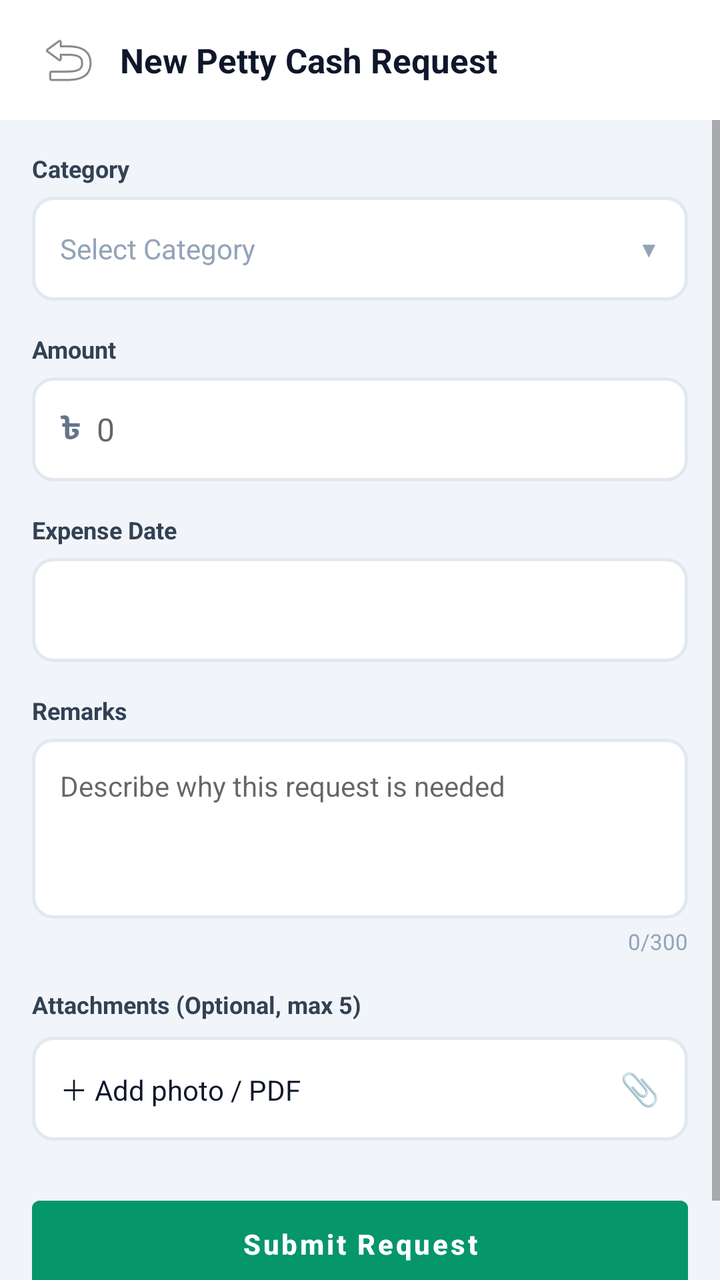
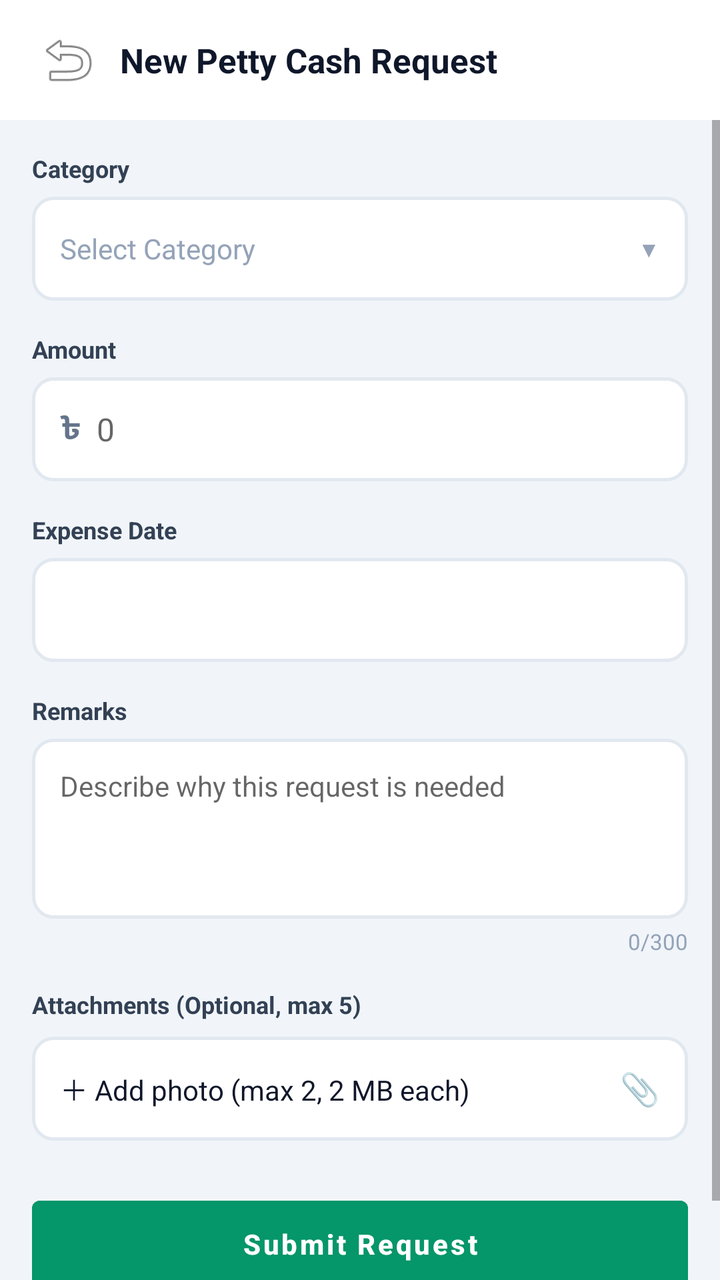

Two renders of the same Android screen: before a commit and after it. Below are the layout's source before the change and the commit's diff.
<!-- AndroidManifest.xml: application theme Theme.DataBridge -->
<!-- res/layout/fragment_petty_cash_request_create.xml -->
<?xml version="1.0" encoding="utf-8"?>
<FrameLayout
    xmlns:android="http://schemas.android.com/apk/res/android"
    xmlns:app="http://schemas.android.com/apk/res-auto"
    android:layout_width="match_parent"
    android:layout_height="match_parent"
    android:background="#F1F5F9">

    <LinearLayout
        android:layout_width="match_parent"
        android:layout_height="match_parent"
        android:orientation="vertical">

        
        <LinearLayout
            android:layout_width="match_parent"
            android:layout_height="wrap_content"
            android:orientation="horizontal"
            android:gravity="center_vertical"
            android:paddingHorizontal="16dp"
            android:paddingVertical="12dp"
            android:background="#FFFFFF">

            <ImageButton
                android:id="@+id/btnPcRequestCreateBack"
                android:layout_width="36dp"
                android:layout_height="36dp"
                android:src="@android:drawable/ic_menu_revert"
                android:background="?attr/selectableItemBackgroundBorderless"
                android:contentDescription="Back" />

            <TextView
                android:id="@+id/tvPcRequestCreateTitle"
                android:layout_width="0dp"
                android:layout_weight="1"
                android:layout_height="wrap_content"
                android:text="New Petty Cash Request"
                android:textSize="17sp"
                android:textStyle="bold"
                android:textColor="#0F172A"
                android:layout_marginStart="8dp" />
        </LinearLayout>

        <ScrollView
            android:layout_width="match_parent"
            android:layout_height="0dp"
            android:layout_weight="1"
            android:fillViewport="true"
            android:clipToPadding="false"
            android:paddingBottom="16dp">

            <LinearLayout
                android:layout_width="match_parent"
                android:layout_height="wrap_content"
                android:orientation="vertical"
                android:padding="16dp">

                
                <TextView
                    android:layout_width="wrap_content"
                    android:layout_height="wrap_content"
                    android:text="Category"
                    android:textSize="12sp"
                    android:textStyle="bold"
                    android:textColor="#334155" />

                <LinearLayout
                    android:id="@+id/layoutPcRequestCategory"
                    android:layout_width="match_parent"
                    android:layout_height="52dp"
                    android:orientation="horizontal"
                    android:gravity="center_vertical"
                    android:layout_marginTop="6dp"
                    android:background="@drawable/bg_pc_input"
                    android:paddingHorizontal="14dp"
                    android:clickable="true"
                    android:focusable="true">

                    <TextView
                        android:id="@+id/tvPcRequestCategorySelected"
                        android:layout_width="0dp"
                        android:layout_weight="1"
                        android:layout_height="wrap_content"
                        android:text="Select Category"
                        android:textSize="14sp"
                        android:textColor="#94A3B8" />

                    <TextView
                        android:layout_width="wrap_content"
                        android:layout_height="wrap_content"
                        android:text="\u25BC"
                        android:textSize="11sp"
                        android:textColor="#94A3B8" />
                </LinearLayout>

                
                <LinearLayout
                    android:id="@+id/groupPcRequestConsignment"
                    android:layout_width="match_parent"
                    android:layout_height="wrap_content"
                    android:orientation="vertical"
                    android:visibility="gone">

                    <TextView
                        android:layout_width="wrap_content"
                        android:layout_height="wrap_content"
                        android:text="Consignment ID"
                        android:textSize="12sp"
                        android:textStyle="bold"
                        android:textColor="#334155"
                        android:layout_marginTop="16dp" />

                    <LinearLayout
                        android:layout_width="match_parent"
                        android:layout_height="wrap_content"
                        android:orientation="horizontal"
                        android:layout_marginTop="6dp">

                        <EditText
                            android:id="@+id/etPcRequestConsignmentId"
                            android:layout_width="0dp"
                            android:layout_height="52dp"
                            android:layout_weight="1"
                            android:background="@drawable/bg_pc_input"
                            android:hint="Type or scan consignment ID"
                            android:textSize="14sp"
                            android:textColor="#0F172A"
                            android:paddingHorizontal="14dp"
                            android:maxLines="1"
                            android:inputType="text" />

                        <TextView
                            android:id="@+id/btnPcRequestScanConsignment"
                            android:layout_width="52dp"
                            android:layout_height="52dp"
                            android:layout_marginStart="8dp"
                            android:background="@drawable/bg_pc_input"
                            android:gravity="center"
                            android:text="📷"
                            android:textSize="18sp" />
                    </LinearLayout>

                    
                    <LinearLayout
                        android:id="@+id/layoutPcRequestConsignmentPreview"
                        android:layout_width="match_parent"
                        android:layout_height="wrap_content"
                        android:orientation="vertical"
                        android:background="@drawable/bg_card_rounded"
                        android:padding="10dp"
                        android:layout_marginTop="8dp"
                        android:visibility="gone">

                        <TextView
                            android:id="@+id/tvPcRequestConsignmentPreview"
                            android:layout_width="match_parent"
                            android:layout_height="wrap_content"
                            android:textSize="12.5sp"
                            android:textColor="#0F172A" />
                    </LinearLayout>
                </LinearLayout>

                
                <LinearLayout
                    android:id="@+id/groupPcRequestStore"
                    android:layout_width="match_parent"
                    android:layout_height="wrap_content"
                    android:orientation="vertical"
                    android:visibility="gone">

                    <TextView
                        android:layout_width="wrap_content"
                        android:layout_height="wrap_content"
                        android:text="Store"
                        android:textSize="12sp"
                        android:textStyle="bold"
                        android:textColor="#334155"
                        android:layout_marginTop="16dp" />

                    <LinearLayout
                        android:id="@+id/layoutPcRequestStore"
                        android:layout_width="match_parent"
                        android:layout_height="52dp"
                        android:orientation="horizontal"
                        android:gravity="center_vertical"
                        android:layout_marginTop="6dp"
                        android:background="@drawable/bg_pc_input"
                        android:paddingHorizontal="14dp"
                        android:clickable="true"
                        android:focusable="true">

                        <TextView
                            android:id="@+id/tvPcRequestStoreSelected"
                            android:layout_width="0dp"
                            android:layout_weight="1"
                            android:layout_height="wrap_content"
                            android:text="Select Store"
                            android:textSize="14sp"
                            android:textColor="#94A3B8" />

                        <TextView
                            android:layout_width="wrap_content"
                            android:layout_height="wrap_content"
                            android:text="\u25BC"
                            android:textSize="11sp"
                            android:textColor="#94A3B8" />
                    </LinearLayout>

                    <TextView
                        android:layout_width="wrap_content"
                        android:layout_height="wrap_content"
                        android:text="Number of Pickups"
                        android:textSize="12sp"
                        android:textStyle="bold"
                        android:textColor="#334155"
                        android:layout_marginTop="14dp" />

                    <EditText
                        android:id="@+id/etPcRequestPickupCount"
                        android:layout_width="match_parent"
                        android:layout_height="52dp"
                        android:layout_marginTop="6dp"
                        android:background="@drawable/bg_pc_input"
                        android:paddingHorizontal="14dp"
                        android:inputType="number"
                        android:maxLength="3"
                        android:textSize="14sp"
                        android:hint="e.g. 3" />
                </LinearLayout>

                
                <LinearLayout
                    android:id="@+id/groupPcRequestConveyance"
                    android:layout_width="match_parent"
                    android:layout_height="wrap_content"
                    android:orientation="vertical"
                    android:visibility="gone">

                    <TextView
                        android:layout_width="wrap_content"
                        android:layout_height="wrap_content"
                        android:text="Vehicle"
                        android:textSize="12sp"
                        android:textStyle="bold"
                        android:textColor="#334155"
                        android:layout_marginTop="16dp" />

                    <LinearLayout
                        android:id="@+id/layoutPcRequestVehicle"
                        android:layout_width="match_parent"
                        android:layout_height="52dp"
                        android:orientation="horizontal"
                        android:gravity="center_vertical"
                        android:layout_marginTop="6dp"
                        android:background="@drawable/bg_pc_input"
                        android:paddingHorizontal="14dp"
                        android:clickable="true"
                        android:focusable="true">

                        <TextView
                            android:id="@+id/tvPcRequestVehicleSelected"
                            android:layout_width="0dp"
                            android:layout_weight="1"
                            android:layout_height="wrap_content"
                            android:text="Select Vehicle"
                            android:textSize="14sp"
                            android:textColor="#94A3B8" />

                        <TextView
                            android:layout_width="wrap_content"
                            android:layout_height="wrap_content"
                            android:text="\u25BC"
                            android:textSize="11sp"
                            android:textColor="#94A3B8" />
                    </LinearLayout>

                    <TextView
                        android:layout_width="wrap_content"
                        android:layout_height="wrap_content"
                        android:text="From"
                        android:textSize="12sp"
                        android:textStyle="bold"
                        android:textColor="#334155"
                        android:layout_marginTop="14dp" />

                    <LinearLayout
                        android:id="@+id/layoutPcRequestFromArea"
                        android:layout_width="match_parent"
                        android:layout_height="52dp"
                        android:orientation="horizontal"
                        android:gravity="center_vertical"
                        android:layout_marginTop="6dp"
                        android:background="@drawable/bg_pc_input"
                        android:paddingHorizontal="14dp"
                        android:clickable="true"
                        android:focusable="true">

                        <TextView
                            android:id="@+id/tvPcRequestFromAreaSelected"
                            android:layout_width="0dp"
                            android:layout_weight="1"
                            android:layout_height="wrap_content"
                            android:text="Office"
                            android:textSize="14sp"
                            android:textColor="#0F172A" />

                        <TextView
                            android:layout_width="wrap_content"
                            android:layout_height="wrap_content"
                            android:text="\u25BC"
                            android:textSize="11sp"
                            android:textColor="#94A3B8" />
                    </LinearLayout>

                    <TextView
                        android:layout_width="wrap_content"
                        android:layout_height="wrap_content"
                        android:text="Destination"
                        android:textSize="12sp"
                        android:textStyle="bold"
                        android:textColor="#334155"
                        android:layout_marginTop="14dp" />

                    <LinearLayout
                        android:id="@+id/layoutPcRequestToArea"
                        android:layout_width="match_parent"
                        android:layout_height="52dp"
                        android:orientation="horizontal"
                        android:gravity="center_vertical"
                        android:layout_marginTop="6dp"
                        android:background="@drawable/bg_pc_input"
                        android:paddingHorizontal="14dp"
                        android:clickable="true"
                        android:focusable="true">

                        <TextView
                            android:id="@+id/tvPcRequestToAreaSelected"
                            android:layout_width="0dp"
                            android:layout_weight="1"
                            android:layout_height="wrap_content"
                            android:text="Office"
                            android:textSize="14sp"
                            android:textColor="#0F172A" />

                        <TextView
                            android:layout_width="wrap_content"
                            android:layout_height="wrap_content"
                            android:text="\u25BC"
                            android:textSize="11sp"
                            android:textColor="#94A3B8" />
                    </LinearLayout>

                </LinearLayout>

                
                <LinearLayout
                    android:id="@+id/groupPcAmount"
                    android:layout_width="match_parent"
                    android:layout_height="wrap_content"
                    android:orientation="vertical">

                    <TextView
                        android:layout_width="wrap_content"
                        android:layout_height="wrap_content"
                        android:text="Amount"
                        android:textSize="12sp"
                        android:textStyle="bold"
                        android:textColor="#334155"
                        android:layout_marginTop="16dp" />

                    <LinearLayout
                        android:layout_width="match_parent"
                        android:layout_height="wrap_content"
                        android:orientation="horizontal"
                        android:gravity="center_vertical"
                        android:layout_marginTop="6dp"
                        android:background="@drawable/bg_pc_input"
                        android:paddingHorizontal="14dp">

                        <TextView
                            android:layout_width="wrap_content"
                            android:layout_height="wrap_content"
                            android:text="\u09F3"
                            android:textSize="16sp"
                            android:textStyle="bold"
                            android:textColor="#64748B" />

                        <EditText
                            android:id="@+id/etPcRequestAmount"
                            android:layout_width="0dp"
                            android:layout_weight="1"
                            android:layout_height="52dp"
                            android:background="@android:color/transparent"
                            android:inputType="numberDecimal"
                            android:hint="0"
                            android:textSize="16sp"
                            android:textColor="#0F172A"
                            android:paddingStart="8dp"
                            android:maxLines="1" />
                    </LinearLayout>
                </LinearLayout>

                
                <TextView
                    android:id="@+id/tvPcRequestDateLabel"
                    android:layout_width="wrap_content"
                    android:layout_height="wrap_content"
                    android:text="Expense Date"
                    android:textSize="12sp"
                    android:textStyle="bold"
                    android:textColor="#334155"
                    android:layout_marginTop="16dp" />

                <LinearLayout
                    android:id="@+id/layoutPcRequestExpenseDate"
                    android:layout_width="match_parent"
                    android:layout_height="52dp"
                    android:orientation="horizontal"
                    android:gravity="center_vertical"
                    android:layout_marginTop="6dp"
                    android:background="@drawable/bg_pc_input"
                    android:paddingHorizontal="14dp"
                    android:clickable="true"
                    android:focusable="true">

                    <TextView
                        android:id="@+id/tvPcRequestExpenseDateSelected"
                        android:layout_width="0dp"
                        android:layout_weight="1"
                        android:layout_height="wrap_content"
                        android:textSize="14sp"
                        android:textColor="#0F172A" />

                    <TextView
                        android:layout_width="wrap_content"
                        android:layout_height="wrap_content"
                        android:text="\uD83D\uDCC5"
                        android:textSize="16sp" />
                </LinearLayout>

                
                <TextView
                    android:layout_width="wrap_content"
                    android:layout_height="wrap_content"
                    android:text="Remarks"
                    android:textSize="12sp"
                    android:textStyle="bold"
                    android:textColor="#334155"
                    android:layout_marginTop="16dp" />

                <EditText
                    android:id="@+id/etPcRequestPurpose"
                    android:layout_width="match_parent"
                    android:layout_height="90dp"
                    android:layout_marginTop="6dp"
                    android:background="@drawable/bg_pc_input"
                    android:hint="Describe why this request is needed"
                    android:textSize="14sp"
                    android:textColor="#0F172A"
                    android:padding="14dp"
                    android:gravity="top"
                    android:maxLength="300"
                    android:inputType="textMultiLine" />

                <TextView
                    android:id="@+id/tvPcRequestPurposeCount"
                    android:layout_width="wrap_content"
                    android:layout_height="wrap_content"
                    android:layout_gravity="end"
                    android:layout_marginTop="4dp"
                    android:text="0/300"
                    android:textSize="11sp"
                    android:textColor="#94A3B8" />

                
                <TextView
                    android:layout_width="wrap_content"
                    android:layout_height="wrap_content"
                    android:text="Attachments (Optional, max 5)"
                    android:textSize="12sp"
                    android:textStyle="bold"
                    android:textColor="#334155"
                    android:layout_marginTop="16dp" />

                <LinearLayout
                    android:id="@+id/layoutPcRequestAttachments"
                    android:layout_width="match_parent"
                    android:layout_height="wrap_content"
                    android:orientation="vertical"
                    android:layout_marginTop="2dp" />

                <LinearLayout
                    android:id="@+id/layoutPcRequestAttachmentAdd"
                    android:layout_width="match_parent"
                    android:layout_height="52dp"
                    android:orientation="horizontal"
                    android:gravity="center_vertical"
                    android:layout_marginTop="6dp"
                    android:background="@drawable/bg_pc_input"
                    android:paddingHorizontal="14dp"
                    android:clickable="true"
                    android:focusable="true">

                    <TextView
                        android:layout_width="0dp"
                        android:layout_weight="1"
                        android:layout_height="wrap_content"
                        android:text="＋ Add photo / PDF"
                        android:textSize="14sp"
                        android:textColor="#0F172A" />

                    <TextView
                        android:layout_width="wrap_content"
                        android:layout_height="wrap_content"
                        android:text="📎"
                        android:textSize="16sp" />
                </LinearLayout>

                
                <ProgressBar
                    android:id="@+id/pbPcRequestSaving"
                    android:layout_width="wrap_content"
                    android:layout_height="wrap_content"
                    android:layout_gravity="center_horizontal"
                    android:layout_marginTop="16dp"
                    android:visibility="gone" />

                
                <Button
                    android:id="@+id/btnPcRequestSubmit"
                    android:layout_width="match_parent"
                    android:layout_height="wrap_content"
                    android:layout_marginTop="24dp"
                    android:text="Submit Request"
                    android:textAllCaps="false"
                    android:textStyle="bold"
                    android:textColor="#FFFFFF"
                    android:backgroundTint="#059669"
                    android:paddingVertical="12dp" />

            </LinearLayout>
        </ScrollView>
    </LinearLayout>
</FrameLayout>
<!-- resources referenced by this layout -->
<resources>
  <!-- drawable bg_card_rounded (drawable) -->
  <?xml version="1.0" encoding="utf-8"?>
  <shape xmlns:android="http://schemas.android.com/apk/res/android"
      android:shape="rectangle">
      <solid android:color="@color/theme_bg_card" />
      <stroke android:width="1.5dp" android:color="@color/theme_border" />
      <corners android:radius="10dp" />
  </shape>
  <!-- drawable bg_pc_input (drawable) -->
  <?xml version="1.0" encoding="utf-8"?>
  <shape xmlns:android="http://schemas.android.com/apk/res/android"
      android:shape="rectangle">
      <solid android:color="#FFFFFF" />
      <stroke android:width="1.5dp" android:color="#E2E8F0" />
      <corners android:radius="10dp" />
  </shape>
  <style name="Theme.DataBridge" parent="Theme.MaterialComponents.DayNight.NoActionBar">
      <item name="colorPrimary">#00d4ff</item>
      <item name="colorPrimaryVariant">#16213e</item>
      <item name="colorOnPrimary">#ffffff</item>
      <item name="colorSecondary">#00d4ff</item>
      <item name="android:statusBarColor">#1a1a2e</item>
  </style>
  <color name="theme_bg_card">#ffffff</color>
  <color name="theme_border">#e2e8f0</color>
</resources>

<!-- the commit's change to res/layout/fragment_petty_cash_request_create.xml (unified diff, before → after) -->
@@ -505,7 +505,7 @@
                         android:layout_width="0dp"
                         android:layout_weight="1"
                         android:layout_height="wrap_content"
-                        android:text="＋ Add photo / PDF"
+                        android:text="＋ Add photo (max 2, 2 MB each)"
                         android:textSize="14sp"
                         android:textColor="#0F172A" />
 
